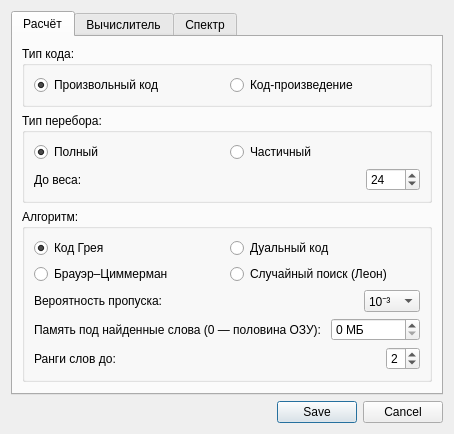
This is ui/settingsdialog.ui in Maxmaxgggg/Spectrum as Qt 5 draws it before an edit. The edited form follows.
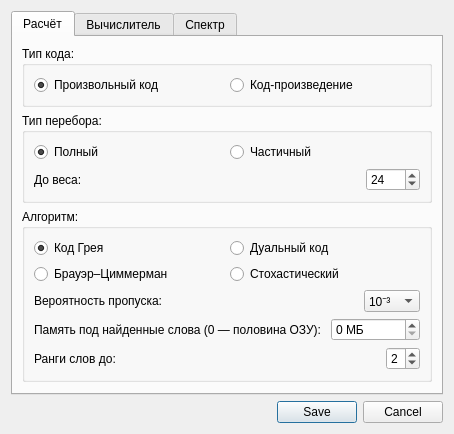
This is the edited form. Icons and pictures are not drawn.

Commit message:
«Случайный поиск (Леон)» → «Стохастический»
В переключателе алгоритмов, в строке «Алгоритм» панели хода, в описании
автосохранения и в сообщениях расчёта — одно имя везде.

Diff of the .ui file:
```diff
--- a/ui/settingsdialog.ui
+++ b/ui/settingsdialog.ui
@@ -190,7 +190,7 @@
                <string>Без гарантии, но на порядки глубже и быстрее: тысячи случайных информационных множеств с мелким перебором в каждом. Пропуск слова — событие заданной малой вероятности</string>
               </property>
               <property name="text">
-               <string>Случайный поиск (Леон)</string>
+               <string>Стохастический</string>
               </property>
              </widget>
             </item>
```
The commit also changes 3 other files.
